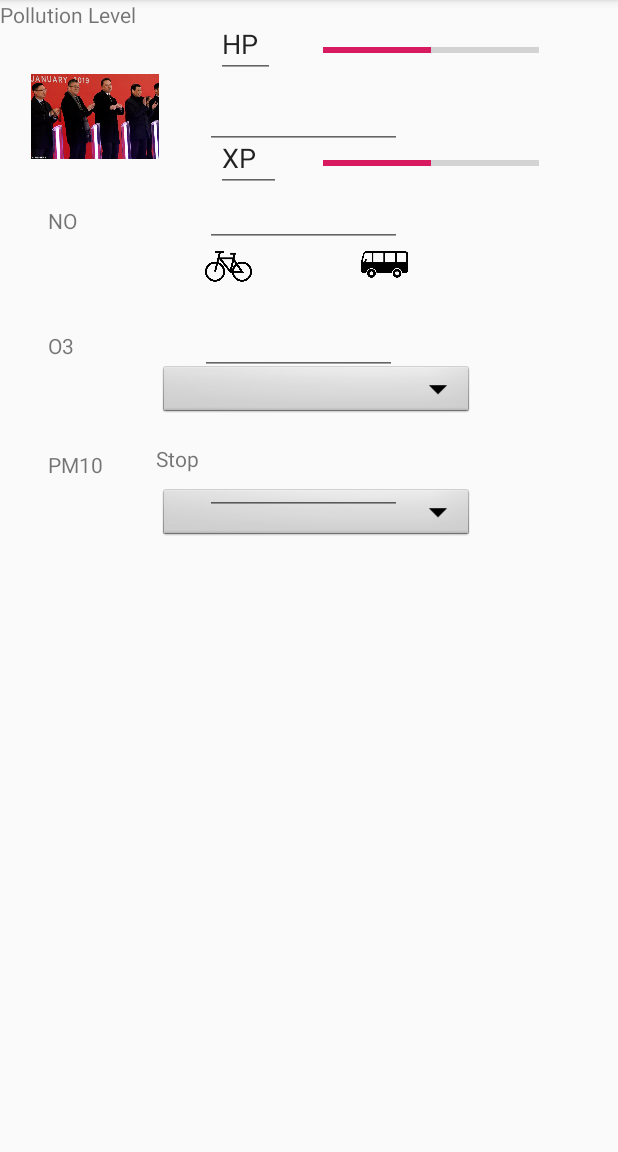
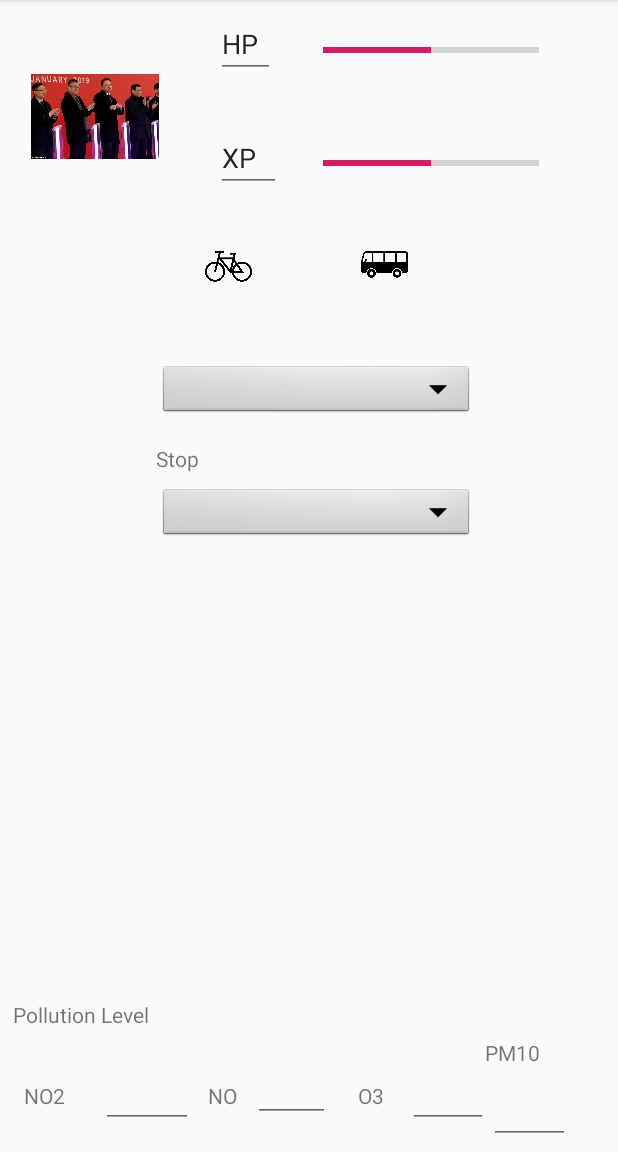
Before and after one commit to tatoalo/USI_Hackaton_2019, an Android app: the screen it shows after launch (MainActivity), on a phone screen of 412 x 824 dp, the part 84-1236 px from its top. Run offline under Robolectric (Android 15) with nearby library versions, the phone set to English and light mode, and no system bars; our stand-ins replace Picasso, Volley; network calls fail; pictures from the network do not load.

```diff
--- a/frontend/USIHackaton2019/app/build.gradle
+++ b/frontend/USIHackaton2019/app/build.gradle
@@ -28,4 +28,5 @@ dependencies {
     implementation 'com.android.volley:volley:1.1.1'
     implementation 'com.google.code.gson:gson:2.8.6'
     implementation 'com.squareup.picasso:picasso:2.71828'
+    implementation 'com.mapbox.mapboxsdk:mapbox-android-sdk:8.5.0'
 }
--- a/frontend/USIHackaton2019/app/src/main/res/layout/activity_main.xml
+++ b/frontend/USIHackaton2019/app/src/main/res/layout/activity_main.xml
@@ -159,103 +159,112 @@
 
     <EditText
         android:id="@+id/O3Value"
-        android:layout_width="131dp"
-        android:layout_height="33dp"
-        android:layout_marginStart="83dp"
-        android:layout_marginTop="52dp"
-        android:layout_marginEnd="147dp"
+        android:layout_width="53dp"
+        android:layout_height="39dp"
+        android:layout_marginStart="7dp"
+        android:layout_marginBottom="16dp"
         android:ems="10"
         android:inputType="number"
-        app:layout_constraintEnd_toEndOf="parent"
-        app:layout_constraintHorizontal_bias="1.0"
-        app:layout_constraintStart_toEndOf="@+id/O3Label"
-        app:layout_constraintTop_toBottomOf="@+id/NOValue" />
+        app:layout_constraintBottom_toBottomOf="parent"
+        app:layout_constraintStart_toEndOf="@+id/O3Label" />
 
     <TextView
         android:id="@+id/O3Label"
-        android:layout_width="wrap_content"
-        android:layout_height="wrap_content"
-        android:layout_marginStart="32dp"
-        android:layout_marginTop="64dp"
+        android:layout_width="26dp"
+        android:layout_height="26dp"
+        android:layout_marginStart="7dp"
+        android:layout_marginEnd="14dp"
+        android:layout_marginBottom="21dp"
         android:text="O3"
-        app:layout_constraintStart_toStartOf="parent"
-        app:layout_constraintTop_toBottomOf="@+id/NOLabel" />
+        app:layout_constraintBottom_toBottomOf="parent"
+        app:layout_constraintEnd_toStartOf="@+id/O3Value"
+        app:layout_constraintStart_toEndOf="@+id/NOValue" />
 
     <TextView
         android:id="@+id/no2Label"
         android:layout_width="wrap_content"
         android:layout_height="wrap_content"
-        android:layout_marginStart="32dp"
-        android:layout_marginTop="48dp"
-        android:layout_marginEnd="74dp"
+        android:layout_marginStart="16dp"
+        android:layout_marginEnd="12dp"
+        android:layout_marginBottom="28dp"
         android:text="NO2"
+        app:layout_constraintBottom_toBottomOf="parent"
         app:layout_constraintEnd_toStartOf="@+id/NO2Value"
-        app:layout_constraintHorizontal_bias="0.0"
-        app:layout_constraintStart_toStartOf="parent"
-        app:layout_constraintTop_toBottomOf="@+id/pollutionLevelText" />
+        app:layout_constraintStart_toStartOf="parent" />
 
     <EditText
         android:id="@+id/NOValue"
-        android:layout_width="131dp"
-        android:layout_height="33dp"
-        android:layout_marginTop="32dp"
-        android:layout_marginEnd="144dp"
+        android:layout_width="51dp"
+        android:layout_height="38dp"
+        android:layout_marginStart="3dp"
+        android:layout_marginEnd="11dp"
+        android:layout_marginBottom="20dp"
         android:ems="10"
         android:inputType="number"
-        app:layout_constraintEnd_toEndOf="parent"
-        app:layout_constraintTop_toBottomOf="@+id/NO2Value" />
+        app:layout_constraintBottom_toBottomOf="parent"
+        app:layout_constraintEnd_toStartOf="@+id/O3Label"
+        app:layout_constraintStart_toEndOf="@+id/NOLabel" />
 
     <EditText
         android:id="@+id/PM10Value"
-        android:layout_width="131dp"
-        android:layout_height="33dp"
-        android:layout_marginTop="60dp"
-        android:layout_marginEnd="144dp"
+        android:layout_width="54dp"
+        android:layout_height="42dp"
+        android:layout_marginStart="1dp"
+        android:layout_marginEnd="33dp"
+        android:layout_marginBottom="5dp"
         android:ems="10"
         android:inputType="number"
+        app:layout_constraintBottom_toBottomOf="parent"
         app:layout_constraintEnd_toEndOf="parent"
-        app:layout_constraintTop_toBottomOf="@+id/O3Value" />
+        app:layout_constraintStart_toEndOf="@+id/O3Value" />
 
     <TextView
         android:id="@+id/pm10Label"
         android:layout_width="wrap_content"
         android:layout_height="wrap_content"
-        android:layout_marginStart="32dp"
-        android:layout_marginTop="60dp"
+        android:layout_marginStart="103dp"
+        android:layout_marginEnd="52dp"
+        android:layout_marginBottom="9dp"
         android:text="PM10"
-        app:layout_constraintStart_toStartOf="parent"
-        app:layout_constraintTop_toBottomOf="@+id/O3Label" />
+        app:layout_constraintBottom_toTopOf="@+id/PM10Value"
+        app:layout_constraintEnd_toEndOf="parent"
+        app:layout_constraintStart_toEndOf="@+id/NOValue" />
 
     <TextView
         android:id="@+id/pollutionLevelText"
         android:layout_width="126dp"
         android:layout_height="18dp"
+        android:layout_marginStart="8dp"
+        android:layout_marginEnd="277dp"
+        android:layout_marginBottom="25dp"
         android:text="Pollution Level"
-        tools:layout_editor_absoluteX="18dp"
-        tools:layout_editor_absoluteY="369dp" />
+        app:layout_constraintBottom_toTopOf="@+id/NO2Value"
+        app:layout_constraintEnd_toEndOf="parent"
+        app:layout_constraintStart_toStartOf="parent" />
 
     <EditText
         android:id="@+id/NO2Value"
-        android:layout_width="131dp"
-        android:layout_height="33dp"
-        android:layout_marginTop="48dp"
-        android:layout_marginEnd="144dp"
+        android:layout_width="61dp"
+        android:layout_height="42dp"
+        android:layout_marginStart="12dp"
+        android:layout_marginEnd="8dp"
+        android:layout_marginBottom="16dp"
         android:ems="10"
         android:inputType="number"
-        app:layout_constraintEnd_toEndOf="parent"
-        app:layout_constraintTop_toBottomOf="@+id/pollutionLevelText" />
+        app:layout_constraintBottom_toBottomOf="parent"
+        app:layout_constraintEnd_toStartOf="@+id/NOLabel"
+        app:layout_constraintStart_toEndOf="@+id/no2Label" />
 
     <TextView
         android:id="@+id/NOLabel"
         android:layout_width="wrap_content"
         android:layout_height="wrap_content"
-        android:layout_marginStart="32dp"
-        android:layout_marginTop="52dp"
-        android:layout_marginEnd="82dp"
+        android:layout_marginStart="2dp"
+        android:layout_marginEnd="7dp"
+        android:layout_marginBottom="28dp"
         android:text="NO"
+        app:layout_constraintBottom_toBottomOf="parent"
         app:layout_constraintEnd_toStartOf="@+id/NOValue"
-        app:layout_constraintHorizontal_bias="0.0"
-        app:layout_constraintStart_toStartOf="parent"
-        app:layout_constraintTop_toBottomOf="@+id/no2Label" />
+        app:layout_constraintStart_toEndOf="@+id/NO2Value" />
 
 </androidx.constraintlayout.widget.ConstraintLayout>
```
Also changed, not shown: frontend/USIHackaton2019/app/src/main/AndroidManifest.xml (+11 -8 lines), frontend/USIHackaton2019/app/src/main/java/com/tatoalo/usihackaton2019/Main2Activity.java (added, +81 -0 lines), frontend/USIHackaton2019/app/src/main/res/layout/activity_main2.xml (added, +14 -0 lines).
